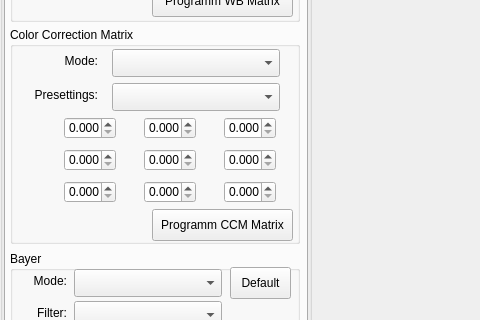
First picture: the form in Development-Linux/Samples/KSJShow_QT/KSJSCZDemoMainWindow.ui, repository catchbest/Industry-Camera-Development-Linux, before the edit; both pictures show x 0 to 480 and y 371 to 691 of the 1266 by 774 pixel window.
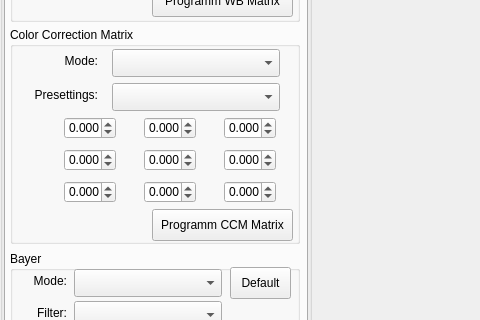
Second picture: the form after the edit. The open tabs and pages were chosen to show the change.

What changed in the file:
```diff
--- a/Development-Linux/Samples/KSJShow_QT/KSJSCZDemoMainWindow.ui
+++ b/Development-Linux/Samples/KSJShow_QT/KSJSCZDemoMainWindow.ui
@@ -946,8 +946,11 @@
        <property name="decimals">
         <number>3</number>
        </property>
+       <property name="minimum">
+        <double>-999.000000000000000</double>
+       </property>
        <property name="maximum">
-        <double>999999999999.000000000000000</double>
+        <double>999.000000000000000</double>
        </property>
        <property name="singleStep">
         <double>0.001000000000000</double>
@@ -965,8 +968,11 @@
        <property name="decimals">
         <number>3</number>
        </property>
+       <property name="minimum">
+        <double>-999.000000000000000</double>
+       </property>
        <property name="maximum">
-        <double>999999999999.000000000000000</double>
+        <double>999.000000000000000</double>
        </property>
        <property name="singleStep">
         <double>0.001000000000000</double>
@@ -984,8 +990,11 @@
        <property name="decimals">
         <number>3</number>
        </property>
+       <property name="minimum">
+        <double>-999.000000000000000</double>
+       </property>
        <property name="maximum">
-        <double>999999999999.000000000000000</double>
+        <double>999.000000000000000</double>
        </property>
        <property name="singleStep">
         <double>0.001000000000000</double>
@@ -1003,8 +1012,11 @@
        <property name="decimals">
         <number>3</number>
        </property>
+       <property name="minimum">
+        <double>-999.000000000000000</double>
+       </property>
        <property name="maximum">
-        <double>999999999999.000000000000000</double>
+        <double>999.000000000000000</double>
        </property>
        <property name="singleStep">
         <double>0.001000000000000</double>
@@ -1022,8 +1034,11 @@
        <property name="decimals">
         <number>3</number>
        </property>
+       <property name="minimum">
+        <double>-999.000000000000000</double>
+       </property>
        <property name="maximum">
-        <double>999999999999.000000000000000</double>
+        <double>999.000000000000000</double>
        </property>
        <property name="singleStep">
         <double>0.001000000000000</double>
@@ -1041,8 +1056,11 @@
        <property name="decimals">
         <number>3</number>
        </property>
+       <property name="minimum">
+        <double>-999.000000000000000</double>
+       </property>
        <property name="maximum">
-        <double>999999999999.000000000000000</double>
+        <double>999.000000000000000</double>
        </property>
        <property name="singleStep">
         <double>0.001000000000000</double>
@@ -1060,8 +1078,11 @@
        <property name="decimals">
         <number>3</number>
        </property>
+       <property name="minimum">
+        <double>-999.000000000000000</double>
+       </property>
        <property name="maximum">
-        <double>999999999999.000000000000000</double>
+        <double>999.000000000000000</double>
        </property>
        <property name="singleStep">
         <double>0.001000000000000</double>
@@ -1079,8 +1100,11 @@
        <property name="decimals">
         <number>3</number>
        </property>
+       <property name="minimum">
+        <double>-999.000000000000000</double>
+       </property>
        <property name="maximum">
-        <double>999999999999.000000000000000</double>
+        <double>999.000000000000000</double>
        </property>
        <property name="singleStep">
         <double>0.001000000000000</double>
@@ -1098,8 +1122,11 @@
        <property name="decimals">
         <number>3</number>
        </property>
+       <property name="minimum">
+        <double>-999.000000000000000</double>
+       </property>
        <property name="maximum">
-        <double>999999999999.000000000000000</double>
+        <double>999.000000000000000</double>
        </property>
        <property name="singleStep">
         <double>0.001000000000000</double>
```
Left out of the diff: 5 changed lines with no effect on the pictures.
